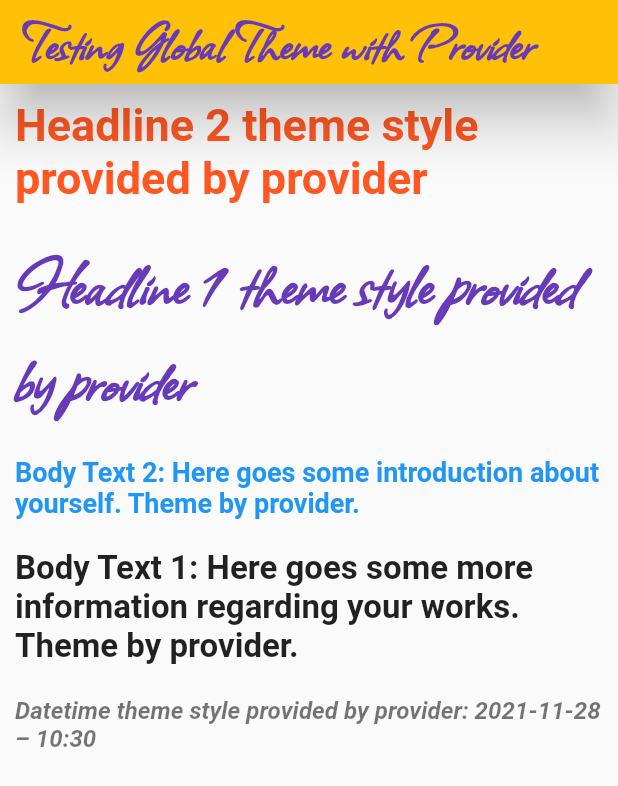
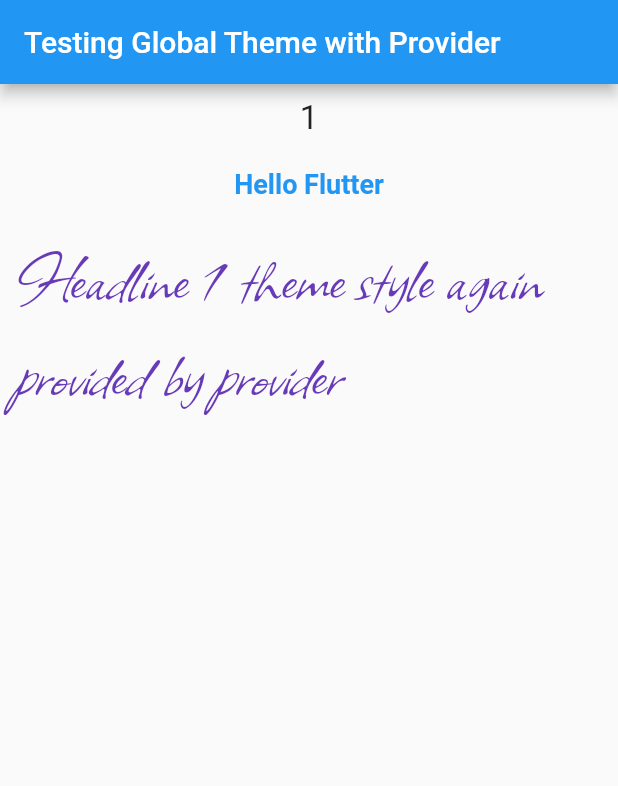
Before and after one commit to sanjibsinha/build_blog_with_flutter, a Flutter app: the screen it shows after launch, on a phone screen of 412 x 824 dp. Shown: the top 786 px of the screen. Run offline on Flutter 3.47's test engine with Material 2 defaults, Android fonts, the phone set to English and light mode, and no system bars.

Commit message:
pushing new branch

```diff
--- a/lib/main.dart
+++ b/lib/main.dart
@@ -10,6 +10,8 @@ void main() {
     MultiProvider(
       providers: [
         ChangeNotifierProvider(create: (_) => GlobalTheme()),
+        Provider<int>(create: (context) => 1),
+        Provider<String>(create: (context) => 'Hello Flutter'),
       ],
       child: const Home(),
     ),
--- a/lib/view/home.dart
+++ b/lib/view/home.dart
@@ -8,13 +8,11 @@ class Home extends StatelessWidget {
 
   @override
   Widget build(BuildContext context) {
-    final ThemeData globalTheme = Provider.of<GlobalTheme>(context).globalTheme;
-    return MaterialApp(
+    //final ThemeData globalTheme = Provider.of<GlobalTheme>(context).globalTheme;
+    return const MaterialApp(
       title: 'Flutter Demo',
-      theme: globalTheme,
-      home: HomePage(
-        homeTheme: globalTheme,
-      ),
+      //theme: globalTheme,
+      home: HomePage(),
     );
   }
 }
--- a/lib/view/home_page.dart
+++ b/lib/view/home_page.dart
@@ -1,9 +1,10 @@
+import 'package:build_blog_with_flutter/model/global_theme.dart';
 import 'package:flutter/material.dart';
-import 'package:intl/intl.dart';
+
+import 'package:provider/provider.dart';
 
 class HomePage extends StatelessWidget {
-  final ThemeData homeTheme;
-  const HomePage({Key? key, required this.homeTheme}) : super(key: key);
+  const HomePage({Key? key}) : super(key: key);
 
   @override
   Widget build(BuildContext context) {
@@ -11,25 +12,23 @@ class HomePage extends StatelessWidget {
       appBar: AppBar(
         title: Text(
           'Testing Global Theme with Provider',
-          style: homeTheme.appBarTheme.titleTextStyle,
+          style: Theme.of(context).appBarTheme.titleTextStyle,
         ),
       ),
-      body: HomeBody(
-        homeTheme: homeTheme,
-      ),
+      body: const HomeBody(),
     );
   }
 }
 
 /// pushing to main now
 class HomeBody extends StatelessWidget {
-  final ThemeData homeTheme;
-  const HomeBody({Key? key, required this.homeTheme}) : super(key: key);
+  const HomeBody({Key? key}) : super(key: key);
 
   @override
   Widget build(BuildContext context) {
-    DateTime now = DateTime.now();
-    String stringDate = DateFormat('yyyy-MM-dd – kk:mm').format(now);
+    final int globalInt = Provider.of<int>(context);
+    final String globalString = Provider.of<String>(context);
+    final ThemeData globalTheme = Provider.of<GlobalTheme>(context).globalTheme;
     return Center(
       child: Column(
         children: [
@@ -37,40 +36,27 @@ class HomeBody extends StatelessWidget {
             margin: const EdgeInsets.all(5),
             padding: const EdgeInsets.all(5),
             child: Text(
-              'Headline 2 theme style provided by provider',
-              style: homeTheme.textTheme.headline2,
+              '$globalInt',
+              //style: Theme.of(context).textTheme.bodyText1,
+              style: globalTheme.textTheme.bodyText1,
             ),
           ),
           Container(
             margin: const EdgeInsets.all(5),
             padding: const EdgeInsets.all(5),
             child: Text(
-              'Headline 1 theme style provided by provider',
-              style: homeTheme.textTheme.headline1,
+              globalString,
+              //style: Theme.of(context).textTheme.bodyText2,
+              style: globalTheme.textTheme.bodyText2,
             ),
           ),
           Container(
             margin: const EdgeInsets.all(5),
             padding: const EdgeInsets.all(5),
             child: Text(
-              'Body Text 2: Here goes some introduction about yourself. Theme by provider.',
-              style: homeTheme.textTheme.bodyText2,
-            ),
-          ),
-          Container(
-            margin: const EdgeInsets.all(5),
-            padding: const EdgeInsets.all(5),
-            child: Text(
-              'Body Text 1: Here goes some more information regarding your works. Theme by provider.',
-              style: homeTheme.textTheme.bodyText1,
-            ),
-          ),
-          Container(
-            margin: const EdgeInsets.all(5),
-            padding: const EdgeInsets.all(5),
-            child: Text(
-              'Datetime theme style provided by provider: $stringDate',
-              style: homeTheme.textTheme.caption,
+              'Headline 1 theme style again provided by provider',
+              //style: Theme.of(context).textTheme.headline2,
+              style: globalTheme.textTheme.headline1,
             ),
           ),
         ],
```
